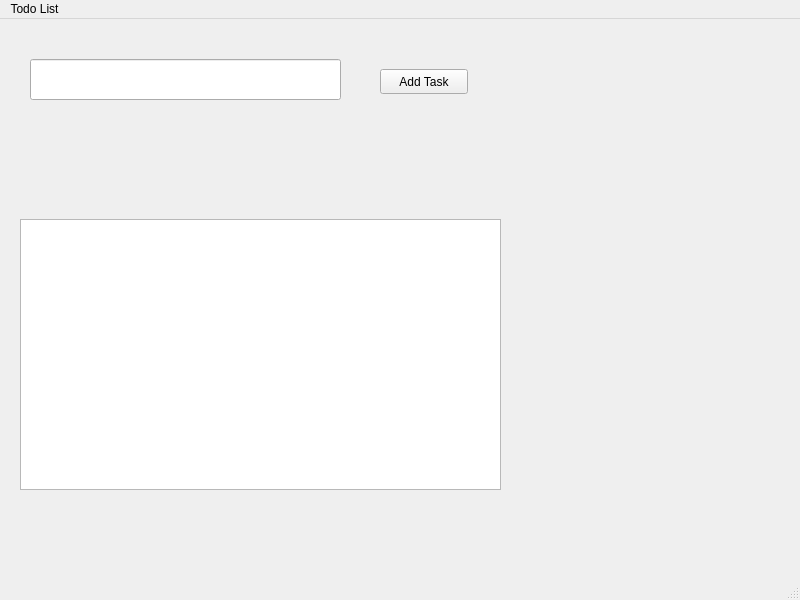
This is mainwindow.ui in Chris-J03/SmartTaskManager as Qt 5 draws it before an edit. The edited form follows.
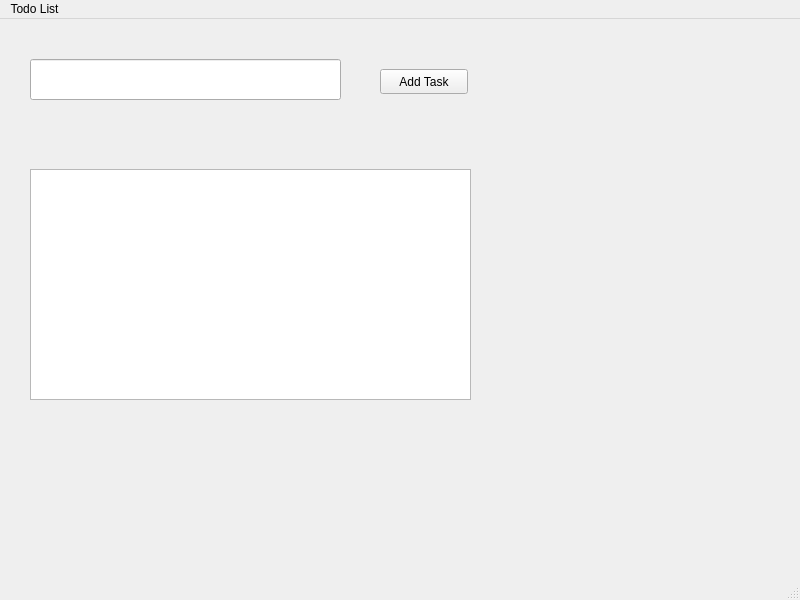
This is the edited form.

Commit message: checkbox implemented for tasks

Diff of the .ui file:
```diff
--- a/mainwindow.ui
+++ b/mainwindow.ui
@@ -37,13 +37,13 @@
      </rect>
     </property>
    </widget>
-   <widget class="QTextBrowser" name="taskOutput">
+   <widget class="QListWidget" name="taskDisplay">
     <property name="geometry">
      <rect>
-      <x>20</x>
-      <y>200</y>
-      <width>481</width>
-      <height>271</height>
+      <x>30</x>
+      <y>150</y>
+      <width>441</width>
+      <height>231</height>
      </rect>
     </property>
    </widget>
```
The commit also changes 1 other file.
